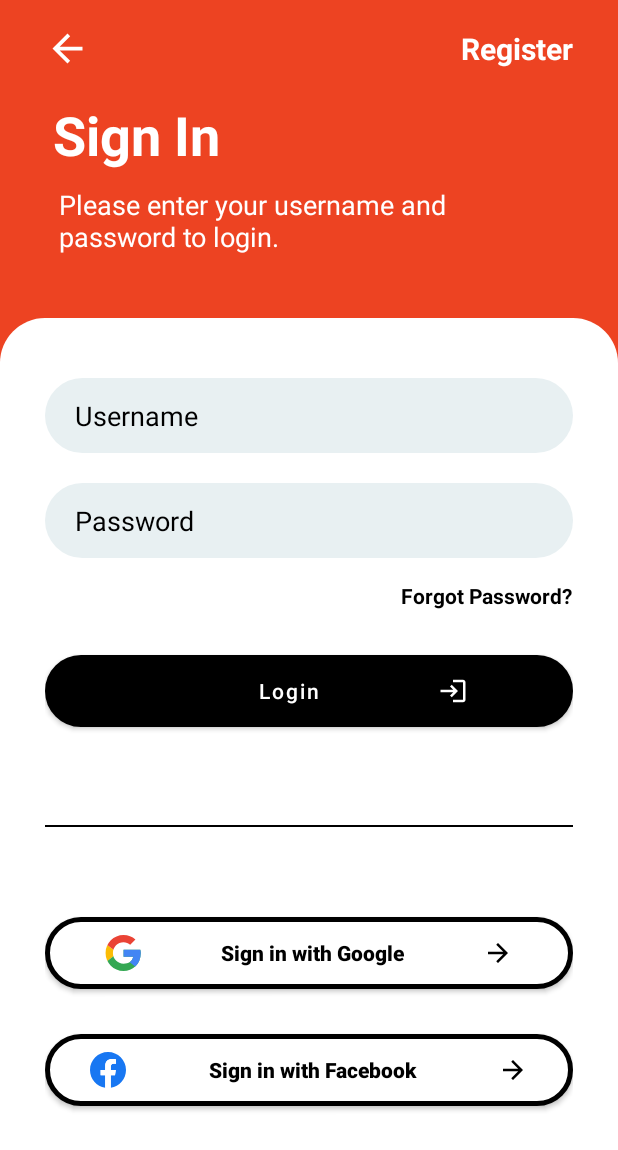
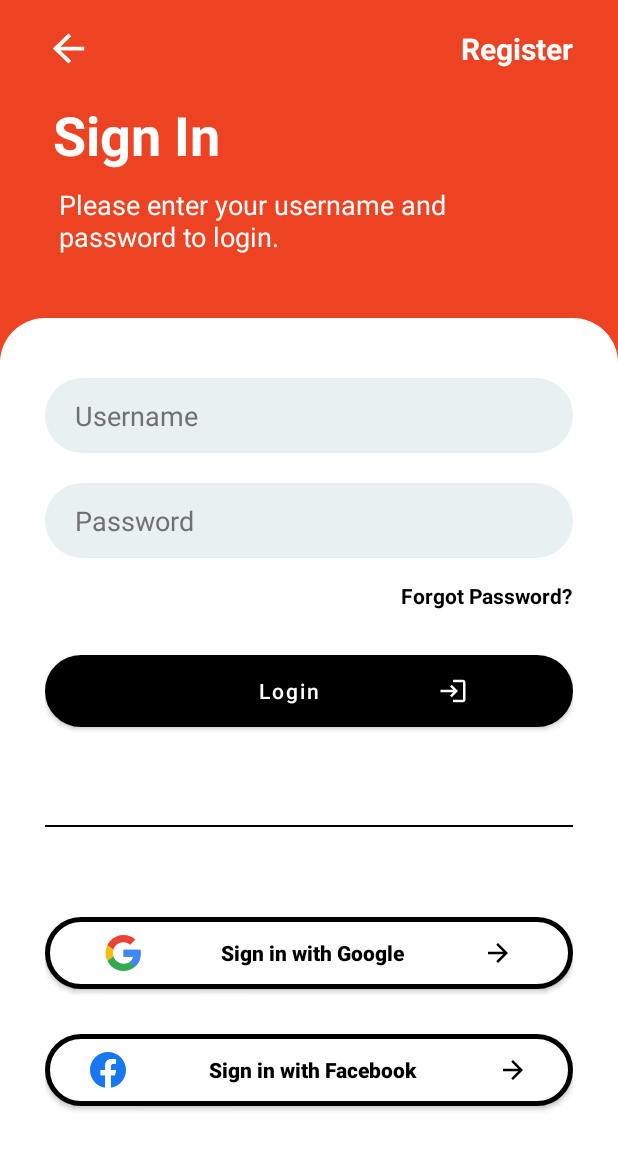
Before and after one commit to Codigo-Plataforma/CodigoPlataformaV2App, an Android app: the screen it shows after launch (LoginPage), on a phone screen of 412 x 824 dp. Shown: the top 1150 px of the screen. Run offline under Robolectric (Android 15) with nearby library versions, the phone set to English and light mode, and no system bars.

Commit message:
Modified the login page

```diff
--- a/app/src/main/java/com/example/codigoplataformav2/MainActivity.java
+++ b/app/src/main/java/com/example/codigoplataformav2/MainActivity.java
@@ -2,6 +2,7 @@ package com.example.codigoplataformav2;
 
 import androidx.appcompat.app.AppCompatActivity;
 
+import android.os.Build;
 import android.os.Bundle;
 
 public class MainActivity extends AppCompatActivity {
@@ -9,6 +10,7 @@ public class MainActivity extends AppCompatActivity {
     @Override
     protected void onCreate(Bundle savedInstanceState) {
         super.onCreate(savedInstanceState);
+
         setContentView(R.layout.activity_main);
     }
 }
--- a/app/src/main/java/com/example/codigoplataformav2/LoginPage.java
+++ b/app/src/main/java/com/example/codigoplataformav2/startups/LoginPage.java
@@ -1,12 +1,15 @@
-package com.example.codigoplataformav2;
+package com.example.codigoplataformav2.startups;
 
 import androidx.appcompat.app.AppCompatActivity;
 
+import android.os.Build;
 import android.os.Bundle;
 import android.widget.Button;
 import android.widget.EditText;
 import android.widget.ImageButton;
 import android.widget.TextView;
+
+import com.example.codigoplataformav2.R;
 
 public class LoginPage extends AppCompatActivity {
     ImageButton back;
@@ -17,6 +20,12 @@ public class LoginPage extends AppCompatActivity {
     @Override
     protected void onCreate(Bundle savedInstanceState) {
         super.onCreate(savedInstanceState);
+        //to change to color of nav bar and status bar
+        if (Build.VERSION.SDK_INT >= 21) {
+            getWindow().setNavigationBarColor(getResources().getColor(R.color.white));
+            getWindow().setStatusBarColor(getResources().getColor(R.color.orange));
+        }
+
         setContentView(R.layout.activity_login_page);
 
         back = findViewById(R.id.backButton);
--- a/app/src/main/java/com/example/codigoplataformav2/splashScreen.java
+++ b/app/src/main/java/com/example/codigoplataformav2/startups/splashScreen.java
@@ -1,13 +1,17 @@
-package com.example.codigoplataformav2;
+package com.example.codigoplataformav2.startups;
 
 import androidx.appcompat.app.AppCompatActivity;
 
 import android.content.Intent;
+import android.os.Build;
 import android.os.Bundle;
+import android.os.Handler;
 import android.view.WindowManager;
 import android.view.animation.Animation;
 import android.view.animation.AnimationUtils;
 import android.widget.ImageView;
+
+import com.example.codigoplataformav2.R;
 
 public class splashScreen extends AppCompatActivity {
     Animation ellipse1,ellipse2,logo;
@@ -31,5 +35,17 @@ public class splashScreen extends AppCompatActivity {
         Iellipse2.setAnimation(ellipse2);
         Ilogo.setAnimation(logo);
 
+
+
+        new Handler().postDelayed(new Runnable() {
+            @Override
+            public void run() {
+                Intent i = new Intent(splashScreen.this, LoginPage.class);
+                startActivity(i);
+                finish();
+            }
+        },1700);
+
+
     }
 }
--- a/app/src/main/res/layout/activity_login_page.xml
+++ b/app/src/main/res/layout/activity_login_page.xml
@@ -6,7 +6,7 @@
     android:layout_height="match_parent"
     android:fillViewport="true"
     android:id="@+id/loginPage"
-    tools:context=".LoginPage">
+    tools:context=".startups.LoginPage">
 
 
     <LinearLayout
@@ -33,10 +33,10 @@
                 android:layout_gravity="center">
 
                 <ImageButton
+                    android:id="@+id/backButton"
+                    android:layout_width="31dp"
+                    android:layout_height="30dp"
                     android:layout_gravity="center"
-                    android:id="@+id/backButton"
-                    android:layout_width="30dp"
-                    android:layout_height="30dp"
                     android:background="@drawable/ic_baseline_arrow_back_24"
                     android:contentDescription="back" />
 
@@ -103,7 +103,8 @@
                 android:hint="Username"
                 android:inputType="textPersonName"
                 android:paddingLeft="20dp"
-                android:textColorHint="@color/black" />
+                android:textColor="@color/black"
+                android:textColorHint="#707070" />
 
             <EditText
                 android:id="@+id/Password"
@@ -112,9 +113,10 @@
                 android:layout_marginTop="20dp"
                 android:background="@drawable/edittextshape"
                 android:hint="Password"
+                android:textColor="@color/black"
                 android:inputType="textPassword"
                 android:paddingLeft="20dp"
-                android:textColorHint="@color/black" />
+                android:textColorHint="#707070" />
 
             <TextView
                 android:layout_width="wrap_content"
--- a/app/src/main/res/layout/activity_splash_screen.xml
+++ b/app/src/main/res/layout/activity_splash_screen.xml
@@ -4,6 +4,7 @@
     xmlns:tools="http://schemas.android.com/tools"
     android:layout_width="match_parent"
     android:layout_height="match_parent"
+    android:background="@color/white"
     tools:context=".MainActivity">
 
     <ImageView
```
Also changed, not shown: app/src/main/AndroidManifest.xml (+13 -11 lines), app/src/main/res/mipmap-xxxhdpi/logo.png (added).
